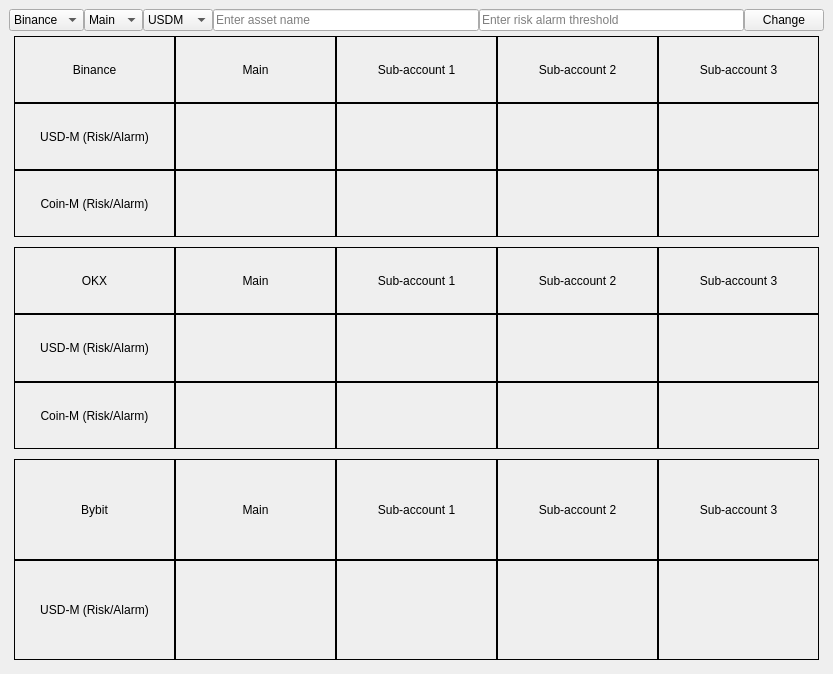
Before: the Qt Designer form UI.ui in VoHieu123/crypto_app, drawn with Qt 5.
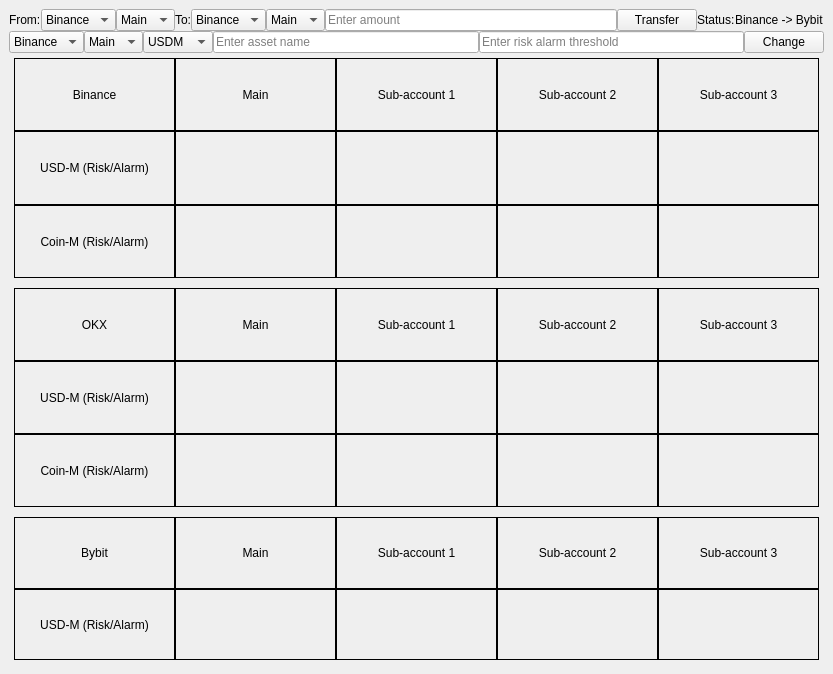
After: the same form once the commit is applied.

Patch:
```diff
--- a/UI.ui
+++ b/UI.ui
@@ -14,10 +14,142 @@
    <string>MainWindow</string>
   </property>
   <widget class="QWidget" name="centralwidget">
-   <layout class="QVBoxLayout" name="verticalLayout" stretch="0,1,1,1">
+   <layout class="QVBoxLayout" name="verticalLayout" stretch="0,0,3,3,2">
     <property name="spacing">
      <number>0</number>
     </property>
+    <item>
+     <layout class="QHBoxLayout" name="horizontalLayout_29" stretch="0,0,0,0,0,0,8,0,1,1">
+      <item>
+       <widget class="QLabel" name="label_3">
+        <property name="text">
+         <string>From:</string>
+        </property>
+       </widget>
+      </item>
+      <item>
+       <widget class="QComboBox" name="comboBox_2">
+        <item>
+         <property name="text">
+          <string>Binance</string>
+         </property>
+        </item>
+        <item>
+         <property name="text">
+          <string>OKX</string>
+         </property>
+        </item>
+        <item>
+         <property name="text">
+          <string>Bybit</string>
+         </property>
+        </item>
+       </widget>
+      </item>
+      <item>
+       <widget class="QComboBox" name="comboBox_3">
+        <item>
+         <property name="text">
+          <string>Main</string>
+         </property>
+        </item>
+        <item>
+         <property name="text">
+          <string>Sub1</string>
+         </property>
+        </item>
+        <item>
+         <property name="text">
+          <string>Sub2</string>
+         </property>
+        </item>
+        <item>
+         <property name="text">
+          <string>Sub3</string>
+         </property>
+        </item>
+       </widget>
+      </item>
+      <item>
+       <widget class="QLabel" name="label_4">
+        <property name="text">
+         <string>To:</string>
+        </property>
+       </widget>
+      </item>
+      <item>
+       <widget class="QComboBox" name="comboBox">
+        <item>
+         <property name="text">
+          <string>Binance</string>
+         </property>
+        </item>
+        <item>
+         <property name="text">
+          <string>OKX</string>
+         </property>
+        </item>
+        <item>
+         <property name="text">
+          <string>Bybit</string>
+         </property>
+        </item>
+       </widget>
+      </item>
+      <item>
+       <widget class="QComboBox" name="comboBox_4">
+        <item>
+         <property name="text">
+          <string>Main</string>
+         </property>
+        </item>
+        <item>
+         <property name="text">
+          <string>Sub1</string>
+         </property>
+        </item>
+        <item>
+         <property name="text">
+          <string>Sub2</string>
+         </property>
+        </item>
+        <item>
+         <property name="text">
+          <string>Sub3</string>
+         </property>
+        </item>
+       </widget>
+      </item>
+      <item>
+       <widget class="QLineEdit" name="lineEdit">
+        <property name="placeholderText">
+         <string>Enter amount</string>
+        </property>
+       </widget>
+      </item>
+      <item>
+       <widget class="QPushButton" name="pushButton">
+        <property name="text">
+         <string>Transfer</string>
+        </property>
+       </widget>
+      </item>
+      <item>
+       <widget class="QLabel" name="label_8">
+        <property name="text">
+         <string>Status:</string>
+        </property>
+       </widget>
+      </item>
+      <item>
+       <widget class="QLabel" name="label_12">
+        <property name="text">
+         <string>Binance -&gt; Bybit</string>
+        </property>
+       </widget>
+      </item>
+     </layout>
+    </item>
     <item>
      <layout class="QHBoxLayout" name="horizontalLayout">
       <item>
@@ -117,7 +249,7 @@
          <x>0</x>
          <y>0</y>
          <width>815</width>
-         <height>210</height>
+         <height>227</height>
         </rect>
        </property>
        <layout class="QHBoxLayout" name="horizontalLayout_2">
@@ -494,7 +626,7 @@
          <x>0</x>
          <y>0</y>
          <width>815</width>
-         <height>210</height>
+         <height>226</height>
         </rect>
        </property>
        <layout class="QHBoxLayout" name="horizontalLayout_27">
@@ -874,7 +1006,7 @@
          <x>0</x>
          <y>0</y>
          <width>815</width>
-         <height>210</height>
+         <height>151</height>
         </rect>
        </property>
        <layout class="QHBoxLayout" name="horizontalLayout_40">
```
Left out of the diff: 304 changed lines with no effect on the pictures.
